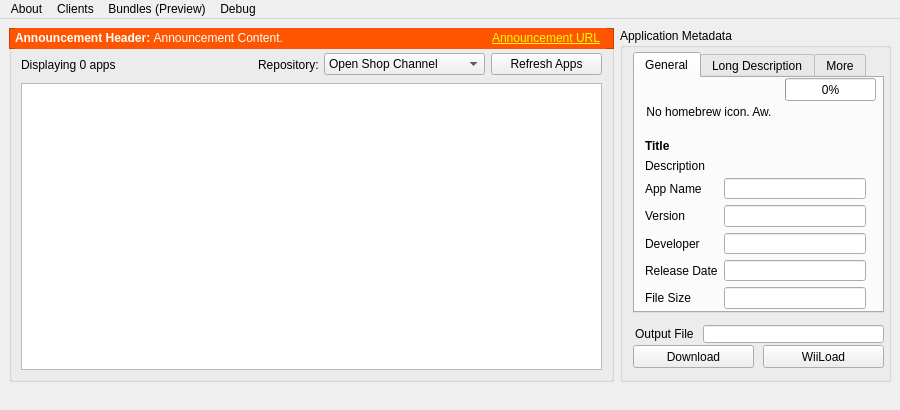
dhtdht020/osc-dl, file gui/united.ui: the form before one commit.
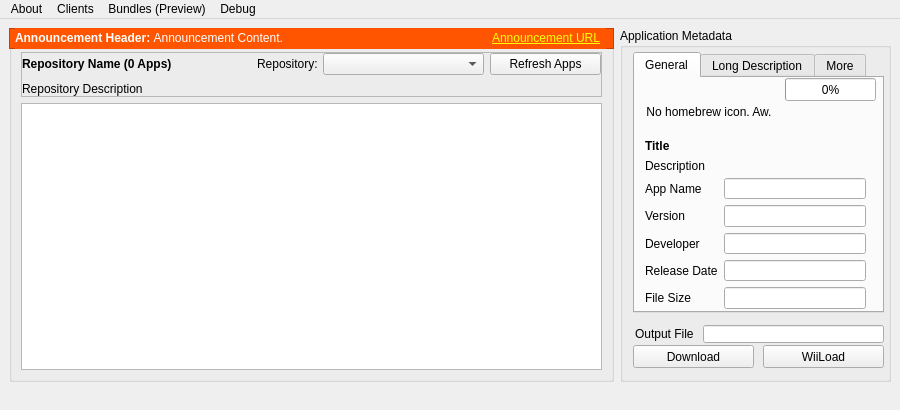
The form after the commit.

Commit message: Repository list is now dynamically loaded!

Diff of the .ui file:
```diff
--- a/gui/united.ui
+++ b/gui/united.ui
@@ -40,7 +40,49 @@
         <number>4</number>
        </property>
        <item>
+        <widget class="QFrame" name="LibraryContentFrame">
+         <layout class="QVBoxLayout" name="verticalLayout_2">
+          <property name="leftMargin">
+           <number>0</number>
+          </property>
+          <property name="topMargin">
+           <number>0</number>
+          </property>
+          <property name="rightMargin">
+           <number>0</number>
+          </property>
+          <property name="bottomMargin">
+           <number>0</number>
+          </property>
+          <item>
         <widget class="QFrame" name="LibraryTopFrame">
+            <property name="maximumSize">
+             <size>
+              <width>16777215</width>
+              <height>45</height>
+             </size>
+            </property>
+            <property name="frameShape">
+             <enum>QFrame::StyledPanel</enum>
+            </property>
+            <property name="frameShadow">
+             <enum>QFrame::Raised</enum>
+            </property>
+            <layout class="QVBoxLayout" name="verticalLayout_4">
+             <property name="leftMargin">
+              <number>0</number>
+             </property>
+             <property name="topMargin">
+              <number>0</number>
+             </property>
+             <property name="rightMargin">
+              <number>0</number>
+             </property>
+             <property name="bottomMargin">
+              <number>0</number>
+             </property>
+             <item>
+              <widget class="QFrame" name="LibraryTopFrameTop">
          <property name="sizePolicy">
           <sizepolicy hsizetype="Minimum" vsizetype="Minimum">
            <horstretch>0</horstretch>
@@ -74,11 +116,17 @@
           </property>
           <item>
            <widget class="QLabel" name="AppsAmountLabel">
+                  <property name="font">
+                   <font>
+                    <weight>75</weight>
+                    <bold>true</bold>
+                   </font>
+                  </property>
             <property name="styleSheet">
              <string notr="true"/>
             </property>
             <property name="text">
-             <string>Displaying 0 apps</string>
+                   <string>Repository Name (0 Apps)</string>
             </property>
            </widget>
           </item>
@@ -118,16 +166,6 @@
               <height>16777215</height>
              </size>
             </property>
-            <item>
-             <property name="text">
-              <string>Open Shop Channel</string>
-             </property>
-            </item>
-            <item>
-             <property name="text">
-              <string>Homebrew Channel Themes</string>
-             </property>
-            </item>
            </widget>
           </item>
           <item>
@@ -156,20 +194,15 @@
         </widget>
        </item>
        <item>
-        <widget class="QFrame" name="LibraryContentFrame">
-         <layout class="QVBoxLayout" name="verticalLayout_2">
-          <property name="leftMargin">
-           <number>0</number>
-          </property>
-          <property name="topMargin">
-           <number>0</number>
-          </property>
-          <property name="rightMargin">
-           <number>0</number>
-          </property>
-          <property name="bottomMargin">
-           <number>0</number>
-          </property>
+              <widget class="QLabel" name="RepositoryDescLabel">
+               <property name="text">
+                <string>Repository Description</string>
+               </property>
+              </widget>
+             </item>
+            </layout>
+           </widget>
+          </item>
           <item>
            <widget class="QListWidget" name="listAppsWidget">
             <property name="sizePolicy">
```
Left out of the diff: 1 changed line with no effect on the pictures. Lines whose indentation alone changed are shown as unchanged. The commit also changes 2 other files.
